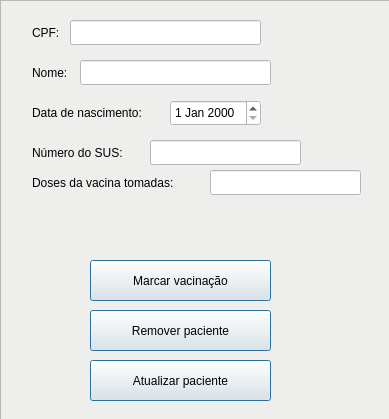
Above: cadvac_gui/patientdetailswindow.ui from lucasnatali98/CADVAC before the change. Below: the same form after it.
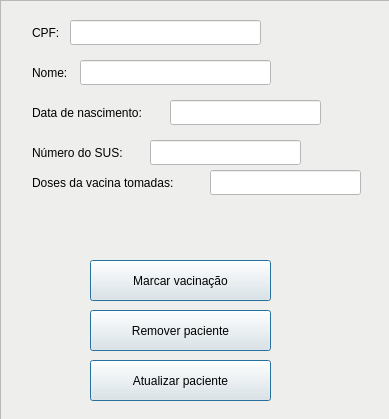
That is the form after the change.

```diff
--- a/cadvac_gui/patientdetailswindow.ui
+++ b/cadvac_gui/patientdetailswindow.ui
@@ -162,18 +162,8 @@
      <property name="styleSheet">
       <string notr="true">background-color: rgb(255, 255, 255);</string>
      </property>
-    </widget>
-    <widget class="QDateEdit" name="dateEdit">
-     <property name="geometry">
-      <rect>
-       <x>170</x>
-       <y>100</y>
-       <width>91</width>
-       <height>26</height>
-      </rect>
-     </property>
-     <property name="styleSheet">
-      <string notr="true">background-color: rgb(255, 255, 255);</string>
+     <property name="readOnly">
+      <bool>true</bool>
      </property>
     </widget>
     <widget class="QLineEdit" name="dosesTakenTag">
@@ -240,6 +230,22 @@
       <bool>true</bool>
      </property>
     </widget>
+    <widget class="QLineEdit" name="birthDateLineEdit">
+     <property name="geometry">
+      <rect>
+       <x>170</x>
+       <y>100</y>
+       <width>151</width>
+       <height>25</height>
+      </rect>
+     </property>
+     <property name="styleSheet">
+      <string notr="true">background-color: rgb(255, 255, 255);</string>
+     </property>
+     <property name="readOnly">
+      <bool>true</bool>
+     </property>
+    </widget>
    </widget>
   </widget>
  </widget>
```
Left out of the diff: 9 changed lines with no effect on the pictures.
